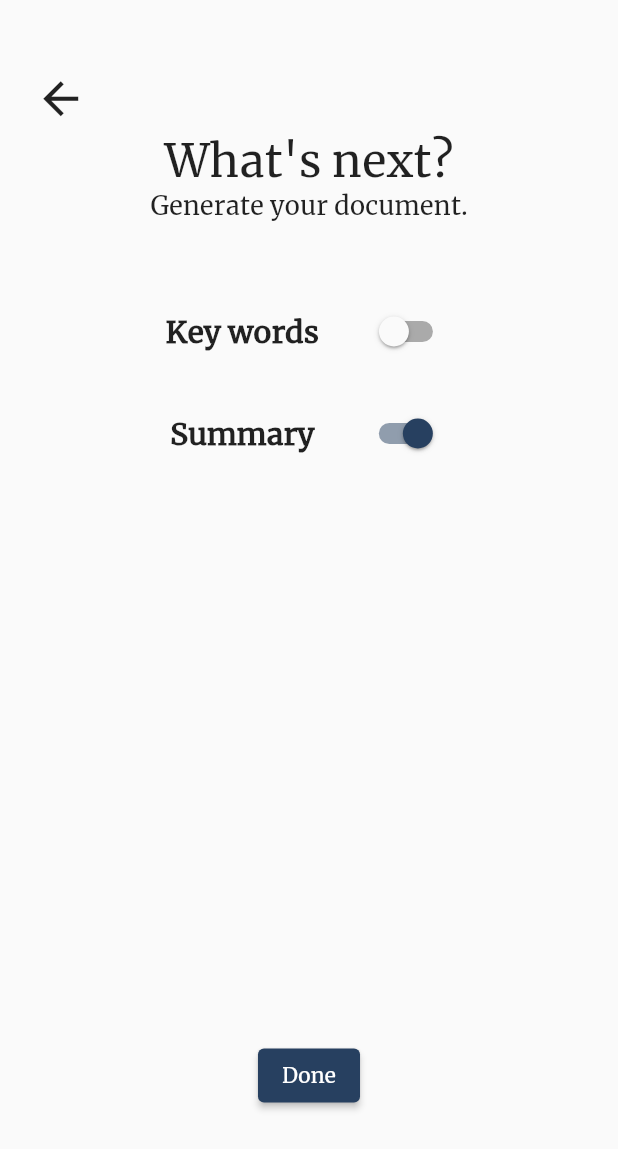
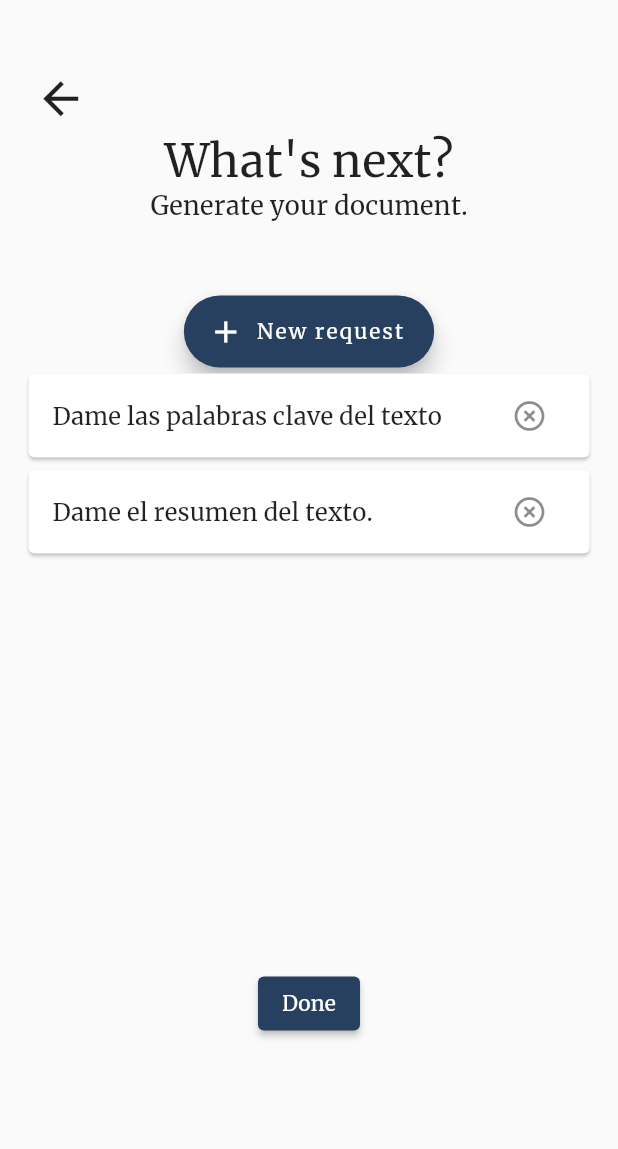
Before and after one commit to Cris714/sophia_transcrit, a Flutter app: the SynthesisPage screen opened directly with empty values, on a phone screen of 412 x 824 dp. Shown: the top 1149 px of the screen. Run offline on Flutter 3.47's test engine with Material 2 defaults, Android fonts, the phone set to English and light mode, and no system bars; our stand-ins replace file_picker, flutter_local_notifications, permission_handler, rxdart, share_plus, shared_preferences; accounts and stored records are empty.

Commit message:
Cambios de la ventana de sintesis

```diff
--- a/lib/synthesis_page.dart
+++ b/lib/synthesis_page.dart
@@ -23,12 +23,16 @@ class _SynthesisPage extends State<SynthesisPage> {
 
   late String folder;
   late List<String> pathList;
-  String documentFolder = "documents";
   late int counter;
   late AppProvider _appProvider;
   late final NotificationService notificationService;
   final ReceivePort _port = ReceivePort();
+  late TextEditingController myController;
+
   Future<void> computeFuture = Future.value();
+  List<String> reqList = [];
+  String documentFolder = "documents";
+  String newReq = "";
   bool keySelected = false;
   bool sumSelected = true;
 
@@ -38,7 +42,6 @@ class _SynthesisPage extends State<SynthesisPage> {
     notificationService = NotificationService();
     listenToNotificationStream();
     notificationService.initializePlatformNotifications();
-    super.initState();
 
     super.initState();
     folder = widget
@@ -46,6 +49,9 @@ class _SynthesisPage extends State<SynthesisPage> {
     pathList = widget
         .pathList;
     _appProvider = Provider.of<AppProvider>(context, listen: false);
+    myController = TextEditingController();
+
+    reqList = ['Dame las palabras clave del texto', 'Dame el resumen del texto.'];
   }
 
   void listenToNotificationStream() =>
@@ -65,6 +71,13 @@ class _SynthesisPage extends State<SynthesisPage> {
     final c = (prefs.getInt('counter') ?? 0)+1;
     counter = c;
     prefs.setInt('counter', counter);
+  }
+
+  @override
+  void dispose() {
+    // Clean up the controller when the widget is disposed.
+    myController.dispose();
+    super.dispose();
   }
 
   @override
@@ -98,7 +111,7 @@ class _SynthesisPage extends State<SynthesisPage> {
               ),
             ),
             const SizedBox(height: 50),
-            Row(
+            /*Row(
                 mainAxisAlignment: MainAxisAlignment.center,
                 children: [
                   const Text(
@@ -136,8 +149,34 @@ class _SynthesisPage extends State<SynthesisPage> {
                     },
                   ),
                 ]
+            ),*/
+            FloatingActionButton.extended(
+              onPressed: () async {
+                final req = await openDialog();
+                if (req == null || req.isEmpty) return;
+                setState(() { reqList.add(req); });
+              },
+              label: const Text('New request'),
+              icon: const Icon(Icons.add),
             ),
-            const SizedBox(height: 380),
+            SizedBox(
+              height: 400,
+              child: ListView.builder(
+                itemCount: reqList.length,
+                scrollDirection: Axis.vertical,
+                itemBuilder: (context, index) {
+                  return Card(
+                      child: ListTile(
+                        title: Text(reqList[index]),
+                        trailing: IconButton(
+                          icon: const Icon(Icons.highlight_remove),
+                          onPressed: () => setState(() { reqList.removeAt(index); }),
+                        ),
+                      )
+                  );
+                },
+              ),
+            ),
             ElevatedButton(
               onPressed: () {
                 if(sumSelected || keySelected){
@@ -146,12 +185,37 @@ class _SynthesisPage extends State<SynthesisPage> {
                   _appProvider.setScreen(const DocumentsPage(), 2);
                 }
               },
-                child: const Text('Done'))
-
+              child: const Text('Done')
+            )
           ],
         ),
       ),
     );
+  }
+
+  Future<String?> openDialog() => showDialog<String>(
+    context: context,
+    builder: (context) => AlertDialog(
+      title: const Text('New Request'),
+      content: TextField(
+        autofocus: true,
+        decoration: const InputDecoration(
+          hintText: 'Enter a new request'
+        ),
+        controller: myController
+      ),
+      actions: [
+        TextButton(
+          onPressed: submitRequest,
+          child: const Text('SUBMIT'),
+        )
+      ]
+    ),
+  );
+
+  void submitRequest(){
+    Navigator.of(context).pop(myController.text);
+    myController.clear();
   }
 
   void _startBackgroundTask() async {
--- a/lib/transcriptions_page.dart
+++ b/lib/transcriptions_page.dart
@@ -126,10 +126,10 @@ class _TranscriptionsPage extends State<TranscriptionsPage> {
                 children: [
                   IconButton(
                       onPressed: updateScreen,
-                      icon: Icon(Icons.logout, size: 35)
+                      icon: const Icon(Icons.logout, size: 35)
                   ),
-                  SizedBox(width: 20),
-                  Center(
+                  const SizedBox(width: 20),
+                  const Center(
                     child: Text(
                         "My Transcriptions",
                         style: TextStyle(fontSize: 20)
```
Lines whose indentation alone changed are shown as unchanged.
